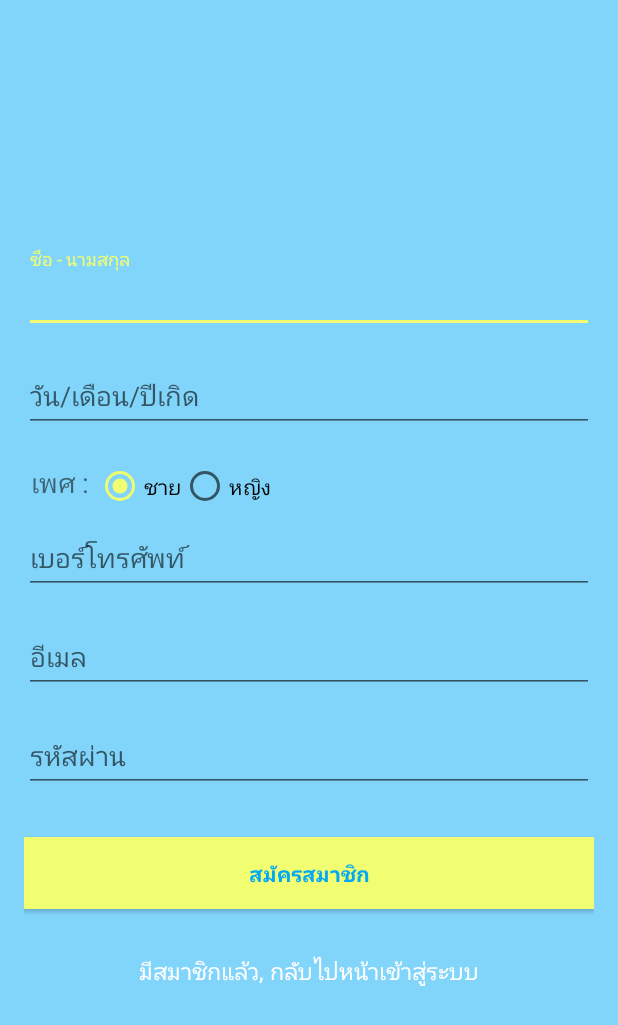
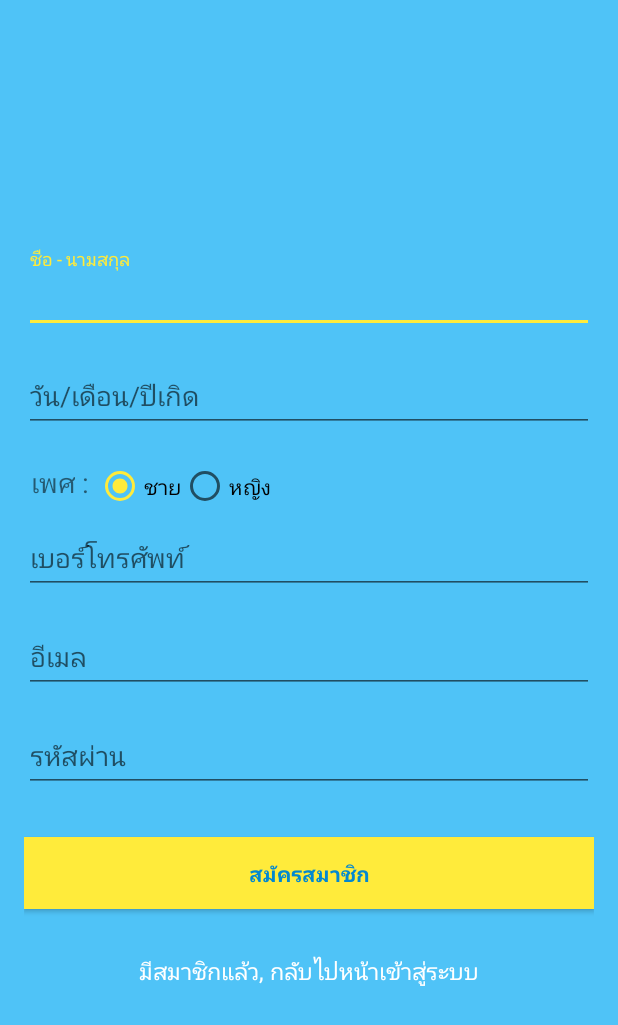
Before and after one commit to Untika/Insugar-app, an Android app: the RegisterActivity screen opened directly, with no data from a screen before it, on a phone screen of 412 x 824 dp. Shown: the top 1025 px of the screen. Run offline under Robolectric (Android 15) with nearby library versions, the light colour scheme and no system bars.

Commit message:
update icon & color 22/03/17

```diff
--- /dev/null
+++ b/app/src/main/res/drawable/selector_round_rect_button_yellow.xml
@@ -0,0 +1,12 @@
+<?xml version="1.0" encoding="utf-8"?>
+<selector xmlns:android="http://schemas.android.com/apk/res/android">
+
+    <item android:drawable="@drawable/shape_round_rect_button_yellow_pressed"
+        android:state_pressed="true"/>
+    <item android:drawable="@drawable/shape_round_rect_button_yellow_selected"
+        android:state_selected="true"/>
+    <item android:drawable="@drawable/shape_round_rect_button_yellow_selected"
+        android:state_focused="true"/>
+    <item android:drawable="@drawable/shape_round_rect_button_yellow"/>
+
+</selector>
--- /dev/null
+++ b/app/src/main/res/drawable/shape_round_rect_button_yellow.xml
@@ -0,0 +1,11 @@
+<?xml version="1.0" encoding="utf-8"?>
+<shape xmlns:android="http://schemas.android.com/apk/res/android"
+    android:shape="rectangle">
+
+    <solid android:color="#FFEB3B"/>
+    <padding android:bottom="10dp"
+        android:top="10dp"
+        android:left="10dp"
+        android:right="10dp"/>
+
+</shape>
--- /dev/null
+++ b/app/src/main/res/drawable/shape_round_rect_button_yellow_pressed.xml
@@ -0,0 +1,11 @@
+<?xml version="1.0" encoding="utf-8"?>
+<shape xmlns:android="http://schemas.android.com/apk/res/android"
+    android:shape="rectangle">
+
+    <solid android:color="#FBC02D"/>
+    <padding android:bottom="10dp"
+        android:top="10dp"
+        android:left="10dp"
+        android:right="10dp"/>
+
+</shape>
--- /dev/null
+++ b/app/src/main/res/drawable/shape_round_rect_button_yellow_selected.xml
@@ -0,0 +1,11 @@
+<?xml version="1.0" encoding="utf-8"?>
+<shape xmlns:android="http://schemas.android.com/apk/res/android"
+    android:shape="rectangle">
+
+    <solid android:color="#F57F17"/>
+    <padding android:bottom="10dp"
+        android:top="10dp"
+        android:left="10dp"
+        android:right="10dp"/>
+
+</shape>
--- a/app/src/main/res/layout/activity_register.xml
+++ b/app/src/main/res/layout/activity_register.xml
@@ -14,7 +14,7 @@
         <LinearLayout
             android:layout_width="fill_parent"
             android:layout_height="fill_parent"
-            android:background="#81D4FA"
+            android:background="#4FC3F7"
             android:gravity="center"
             android:orientation="vertical"
             android:padding="@dimen/activity_horizontal_margin">
@@ -84,7 +84,7 @@
                         android:text="ชาย" />
 
                     <RadioButton
-                        android:id="@+id/fegis_gender_female"
+                        android:id="@+id/regis_gender_female"
                         android:layout_width="wrap_content"
                         android:layout_height="wrap_content"
                         android:text="หญิง" />
@@ -153,9 +153,9 @@
                 android:layout_width="fill_parent"
                 android:layout_height="wrap_content"
                 android:layout_marginTop="20dip"
-                android:background="#f2fe71"
+                android:background="@drawable/selector_round_rect_button_yellow"
                 android:text="สมัครสมาชิก"
-                android:textColor="#03A9F4"
+                android:textColor="#0288D1"
                 android:textStyle="bold" />
 
 
--- a/app/src/main/res/layout/knowledge_list_item.xml
+++ b/app/src/main/res/layout/knowledge_list_item.xml
@@ -9,7 +9,7 @@
         android:layout_width="match_parent"
         android:layout_height="1.5in"
         android:background="#ff00ff"
-        android:layout_margin="5dp" />
+        android:layout_margin="6dp" />
 
     <LinearLayout
         android:layout_width="match_parent"
@@ -18,7 +18,7 @@
         android:orientation="vertical"
         android:layout_alignParentBottom="true"
         android:padding="12dp"
-        android:layout_margin="5dp">
+        android:layout_margin="6dp">
 
     <TextView
         android:id="@+id/textView1"
--- a/app/src/main/res/values/colors.xml
+++ b/app/src/main/res/values/colors.xml
@@ -4,7 +4,7 @@
     <color name="colorPrimaryDark">#0288D1</color>
     <color name="colorAccent">#009688</color>
 
-    <color name="colorAccent1">#f2fe71</color>
+    <color name="colorAccent1">#FFEB3B</color>
 
     <color name="colorPrimary1">#3F51B5</color>
     <color name="colorPrimaryDark1">#303F9F</color>
@@ -18,7 +18,7 @@
     <color name="colorPrimary4">#9C27B0</color>
     <color name="colorPrimaryDark4">#7B1FA2</color>
 
-    <color name="overlay_color">#80000000</color>
+    <color name="overlay_color">#01579B</color>
 
     <color name="title_background_color">#000000</color>
 
```
Also changed, not shown: app/src/main/java/th/ac/camt/insugar_app/MenuActivity.java (+5 -7 lines), app/src/main/res/layout/activity_main.xml (+4 -4 lines), app/src/main/res/drawable-xhdpi/shblue1.jpg (deleted), app/src/main/res/drawable-xhdpi/type1diabetes.jpeg (deleted), app/src/main/res/mipmap-xxxhdpi/ic_test.png (added).
